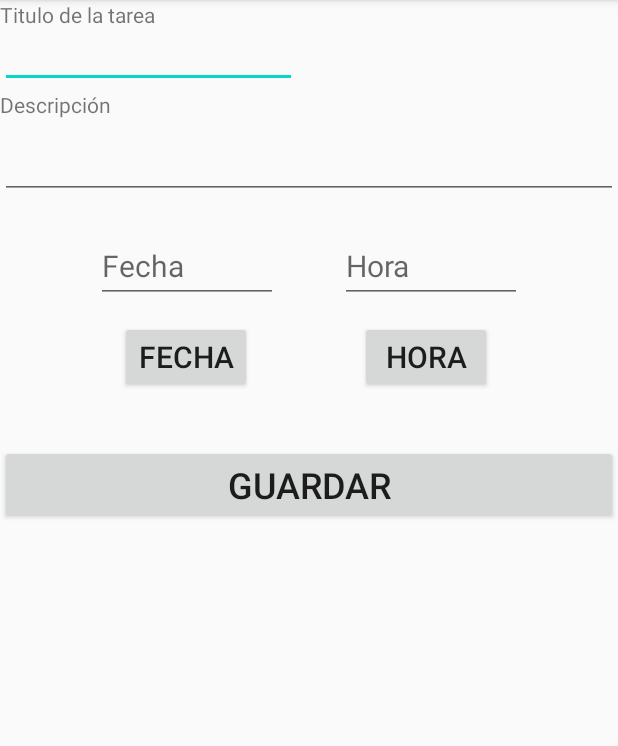
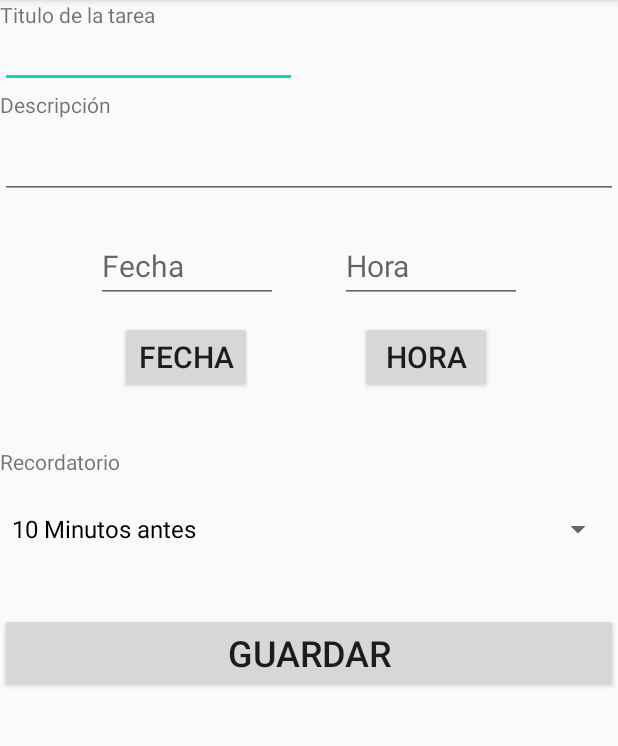
Before and after one commit to Mickybrujo/Organizador, an Android app: the EditarActivity screen opened directly, with no data from a screen before it, on a phone screen of 412 x 824 dp, the part 84-830 px from its top. Run offline under Robolectric (Android 15) with nearby library versions, the phone set to English and light mode, and no system bars; 1 statement that could not run was skipped.

Commit message:
Recordatorio Calendar

```diff
--- a/Organizador/app/src/main/AndroidManifest.xml
+++ b/Organizador/app/src/main/AndroidManifest.xml
@@ -42,6 +42,7 @@
                 android:name="android.support.PARENT_ACTIVITY"
                 android:value="com.cdp.organizador.MainActivity" />
         </activity>
+
     </application>
 
 </manifest>
--- a/Organizador/app/src/main/java/com/cdp/organizador/EditarActivity.java
+++ b/Organizador/app/src/main/java/com/cdp/organizador/EditarActivity.java
@@ -4,8 +4,10 @@ import android.annotation.SuppressLint;
 import android.content.Intent;
 import android.os.Bundle;
 import android.view.View;
+import android.widget.ArrayAdapter;
 import android.widget.Button;
 import android.widget.EditText;
+import android.widget.Spinner;
 import android.widget.Toast;
 
 import androidx.appcompat.app.AppCompatActivity;
@@ -24,6 +26,8 @@ public class EditarActivity extends AppCompatActivity {
     boolean correcto = false;
     Tareas tarea;
     int id = 0;
+    Spinner recordatorio;
+
 
     @SuppressLint("RestrictedApi")
     @Override
@@ -38,6 +42,12 @@ public class EditarActivity extends AppCompatActivity {
         btnFecha = findViewById(R.id.btnFecha);
         btnHora = findViewById(R.id.btnHora);
         btnGuarda = findViewById(R.id.btnGuarda);
+
+        recordatorio = findViewById(R.id.spinnerRecordatorio);
+
+        String[] opciones = {"10 Minutos antes", "1 Día antes", "Sin recordatorio"};
+        ArrayAdapter<String> adapter = new ArrayAdapter<String>(this, R.layout.support_simple_spinner_dropdown_item, opciones);
+        recordatorio.setAdapter(adapter);
 
 
         fabEditar = findViewById(R.id.fabEditar);
--- a/Organizador/app/src/main/res/layout/activity_ver.xml
+++ b/Organizador/app/src/main/res/layout/activity_ver.xml
@@ -51,13 +51,13 @@
         android:id="@+id/btnGuarda"
         android:layout_width="0dp"
         android:layout_height="wrap_content"
-        android:layout_marginTop="164dp"
+        android:layout_marginTop="32dp"
         android:text="Guardar"
         android:textSize="24sp"
         app:layout_constraintEnd_toEndOf="parent"
-        app:layout_constraintHorizontal_bias="1.0"
+        app:layout_constraintHorizontal_bias="0.0"
         app:layout_constraintStart_toStartOf="parent"
-        app:layout_constraintTop_toBottomOf="@+id/txtDescripcion" />
+        app:layout_constraintTop_toBottomOf="@+id/spinnerRecordatorio" />
 
     <EditText
         android:id="@+id/txtFecha"
@@ -125,4 +125,22 @@
         app:layout_constraintStart_toStartOf="@+id/fabEditar"
         app:layout_constraintTop_toBottomOf="@+id/fabEditar" />
 
+    <Spinner
+        android:id="@+id/spinnerRecordatorio"
+        android:layout_width="409dp"
+        android:layout_height="wrap_content"
+        android:layout_marginTop="196dp"
+        app:layout_constraintTop_toBottomOf="@+id/txtDescripcion"
+        tools:layout_editor_absoluteX="2dp" />
+
+    <TextView
+        android:id="@+id/textView"
+        android:layout_width="wrap_content"
+        android:layout_height="wrap_content"
+        android:layout_marginTop="36dp"
+        android:text="Recordatorio"
+        app:layout_constraintTop_toBottomOf="@+id/btnFecha"
+        tools:layout_editor_absoluteX="28dp" />
+
+
 </androidx.constraintlayout.widget.ConstraintLayout>
```
Also changed, not shown: Organizador/app/src/main/java/com/cdp/organizador/NuevoActivity.java (+47 -10 lines).
